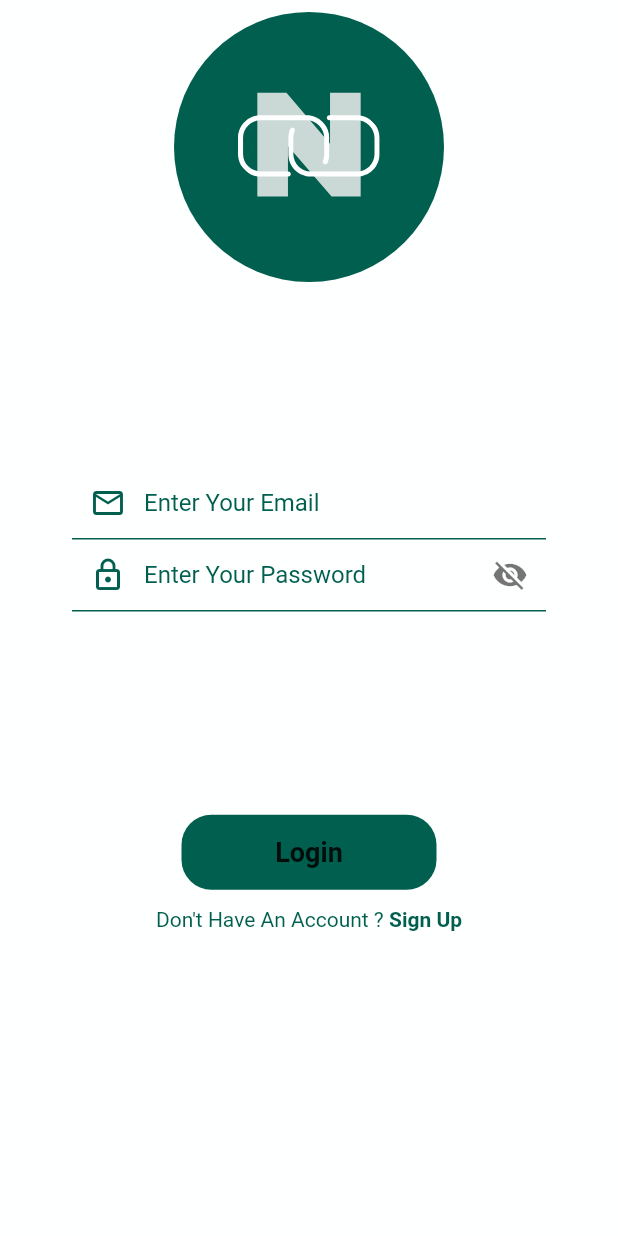
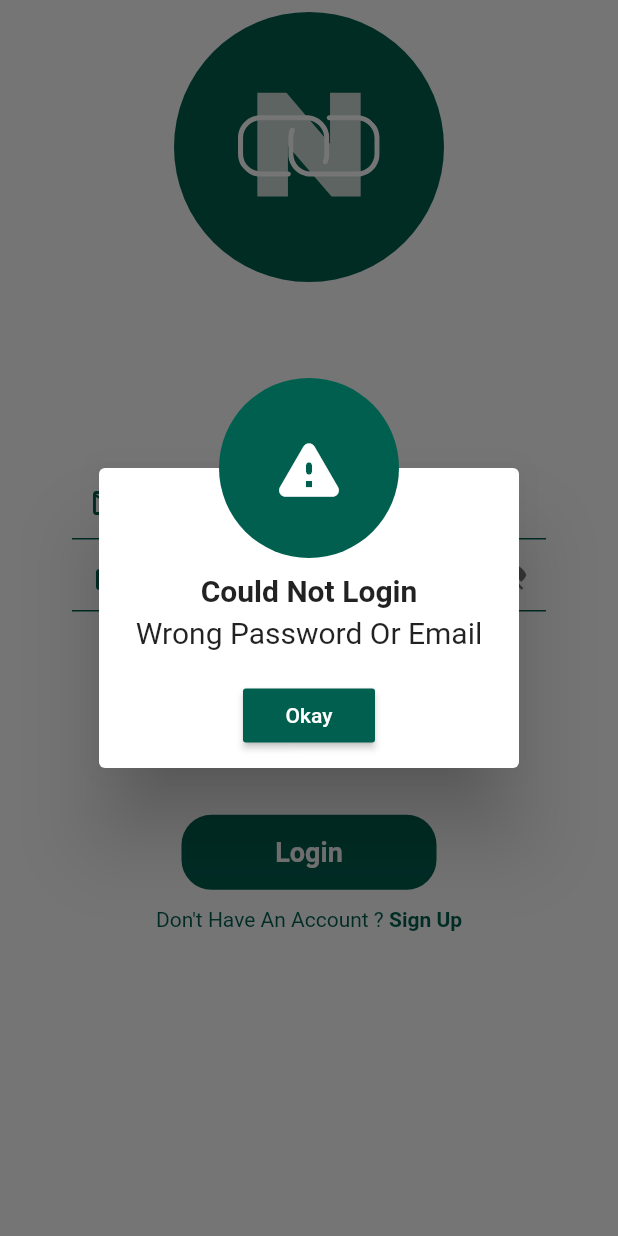
Before and after one commit to MajidRaimi/Nexus, a Flutter app: the LoginScreen screen opened directly, after a tap on "Login", on a phone screen of 412 x 824 dp. Run offline on Flutter 3.47's test engine with Material 2 defaults, Android fonts, the phone set to English and light mode, and no system bars; our stand-ins replace cloud_firestore, firebase_auth, firebase_core, flutter_svg, smooth_page_indicator; missing offline and left inert: spincircle_bottom_bar; accounts and stored records are empty.

Commit message:
Login / Sign Up

```diff
--- a/lib/main.dart
+++ b/lib/main.dart
@@ -27,7 +27,7 @@ class MyApp extends StatelessWidget {
         primaryColor: kMainColor,
         platform: TargetPlatform.iOS,
       ),
-      home: MainScreen(),
+      home: LoginScreen(),
     );
   }
 }
--- /dev/null
+++ b/lib/resources/authMethods.dart
@@ -0,0 +1,70 @@
+import 'package:cloud_firestore/cloud_firestore.dart';
+import 'package:firebase_auth/firebase_auth.dart';
+import 'package:flutter/material.dart';
+
+class AuthMethods {
+  final FirebaseAuth _auth = FirebaseAuth.instance;
+  final FirebaseFirestore _firestore = FirebaseFirestore.instance;
+
+  Future<String> signUpUser(
+      {required String fullName,
+      required String major,
+      required String phoneNumber,
+      required String email,
+      required String bio,
+      required String password,
+      required List<String> interestsList}) async {
+    String result = "Could Not Work";
+
+    try {
+      if (!(fullName.isNotEmpty &&
+          major.isEmpty &&
+          phoneNumber.isNotEmpty &&
+          email.isNotEmpty &&
+          password.isNotEmpty)) {
+        UserCredential credential = await _auth.createUserWithEmailAndPassword(
+          email: email,
+          password: password,
+        );
+
+        await _firestore.collection("users").doc(credential.user!.uid).set({
+          "User Id": credential.user!.uid,
+          "Full Name": fullName,
+          "Major": major,
+          "Phone Number": phoneNumber,
+          "Email": email,
+          "Bio": bio,
+          "Password": password,
+          "Interests": interestsList,
+          "Can Post": false,
+        });
+        result = "Success";
+      } else {
+        result = "One The The Felids Is Missing";
+      }
+    } on FirebaseAuthException catch (err) {
+      result = err.code;
+    } catch (e) {
+      result = e.toString();
+    }
+
+    return result;
+  }
+
+  Future<String> loginUser(String email, String password) async {
+    String result = "Could Not Work";
+
+    try {
+      if (!(email.isEmpty || password.isEmpty)) {
+        await _auth.signInWithEmailAndPassword(
+            email: email, password: password);
+        result = "Logged In User Successfully";
+      } else {
+        result = "Please Enter All The Fields";
+      }
+    } catch (err) {
+      result = err.toString();
+    }
+    return result;
+  }
+}
--- a/lib/screens/loginScreen.dart
+++ b/lib/screens/loginScreen.dart
@@ -1,8 +1,12 @@
 import 'package:flutter/material.dart';
 import 'package:flutter_svg/svg.dart';
+import 'package:nexus/screens/signUpScreen.dart';
 import 'package:nexus/utils/constants.dart';
 
+import '../resources/authMethods.dart';
+import '../utils/alertDialog.dart';
 import '../widgets/textInputField.dart';
+import 'mainScreen.dart';
 
 class LoginScreen extends StatefulWidget {
   LoginScreen({Key? key}) : super(key: key);
@@ -14,12 +18,38 @@ class LoginScreen extends StatefulWidget {
 class _LoginScreenState extends State<LoginScreen> {
   final _emailController = TextEditingController();
   final _passwordController = TextEditingController();
+  bool _isLoading = false;
 
   @override
   void dispose() {
     _emailController.dispose();
     _passwordController.dispose();
     super.dispose();
+  }
+
+  loginUser() async {
+    setState(() {
+      _isLoading = true;
+    });
+
+    String result = await AuthMethods()
+        .loginUser(_emailController.text, _passwordController.text);
+
+    setState(() {
+      _isLoading = false;
+    });
+
+    if (result == "Logged In User Successfully") {
+      Navigator.pushReplacement(
+        context,
+        MaterialPageRoute(
+          builder: (context) => const MainScreen(),
+        ),
+      );
+    } else {
+      showAdvanceDialog(context,
+          title: "Could Not Login", massage: "Wrong Password Or Email");
+    }
   }
 
   @override
@@ -77,15 +107,20 @@ class _LoginScreenState extends State<LoginScreen> {
               Padding(
                 padding: const EdgeInsets.all(12.0),
                 child: GestureDetector(
-                  onTap: () {},
+                  onTap: () async {
+                    await loginUser();
+                  },
                   child: Container(
                     width: 170,
                     height: 50,
-                    child: const Center(
-                      child: Text(
+                    child:  Center(
+                      child: _isLoading ? const CircularProgressIndicator(color: kBackgroundColor,) : const Text(
                         "Login",
                         style: TextStyle(
-                            fontSize: 18, fontWeight: FontWeight.w700),
+                          fontSize: 18,
+                          fontWeight: FontWeight.w700,
+                          color: kBackgroundColor,
+                        ),
                       ),
                     ),
                     decoration: BoxDecoration(
@@ -103,11 +138,20 @@ class _LoginScreenState extends State<LoginScreen> {
                     style: TextStyle(color: kMainColor),
                   ),
                   GestureDetector(
-                    onTap: () {},
+                    onTap: () {
+                      Navigator.push(
+                        context,
+                        MaterialPageRoute(
+                          builder: (context) => const SignUpScreen(),
+                        ),
+                      );
+                    },
                     child: const Text(
                       "Sign Up",
                       style: TextStyle(
-                          color: kMainColor, fontWeight: FontWeight.w700),
+                        color: kMainColor,
+                        fontWeight: FontWeight.w700,
+                      ),
                     ),
                   ),
                 ],
--- /dev/null
+++ b/lib/utils/alertDialog.dart
@@ -0,0 +1,14 @@
+import "package:flutter/material.dart";
+
+import '../widgets/advanceAlertDialog.dart';
+
+showAdvanceDialog(
+  context, {
+  String title = "Warning",
+  String massage = "Some Error Occurred",
+}) {
+  showDialog(
+    context: context,
+    builder: (context) => AdvanceCustomAlert(massage: massage, title: title),
+  );
+}
--- /dev/null
+++ b/lib/widgets/advanceAlertDialog.dart
@@ -0,0 +1,70 @@
+import 'package:flutter/material.dart';
+
+import '../utils/constants.dart';
+
+class AdvanceCustomAlert extends StatelessWidget {
+  const AdvanceCustomAlert(
+      {Key? key, required this.title, required this.massage})
+      : super(key: key);
+  final String title;
+  final String massage;
+  @override
+  Widget build(BuildContext context) {
+    return Dialog(
+      shape: RoundedRectangleBorder(borderRadius: BorderRadius.circular(4.0)),
+      child: Stack(
+        overflow: Overflow.visible,
+        alignment: Alignment.topCenter,
+        children: [
+          Container(
+            height: 200,
+            child: Padding(
+              padding: const EdgeInsets.fromLTRB(10, 70, 10, 10),
+              child: Column(
+                children: [
+                  Text(
+                    title,
+                    style: const TextStyle(
+                        fontWeight: FontWeight.bold, fontSize: 20),
+                  ),
+                  const SizedBox(
+                    height: 5,
+                  ),
+                  Text(
+                    massage,
+                    style: const TextStyle(fontSize: 20),
+                  ),
+                  const SizedBox(
+                    height: 20,
+                  ),
+                  RaisedButton(
+                    onPressed: () {
+                      Navigator.of(context).pop();
+                    },
+                    color: kMainColor,
+                    child: const Text(
+                      'Okay',
+                      style: TextStyle(color: kBackgroundColor),
+                    ),
+                  )
+                ],
+              ),
+            ),
+          ),
+          const Positioned(
+            top: -60,
+            child: CircleAvatar(
+              backgroundColor: kMainColor,
+              radius: 60,
+              child: Icon(
+                Icons.warning_rounded,
+                color: Colors.white,
+                size: 50,
+              ),
+            ),
+          ),
+        ],
+      ),
+    );
+  }
+}
--- a/lib/widgets/textInputField.dart
+++ b/lib/widgets/textInputField.dart
@@ -45,6 +45,7 @@ class TextFieldInput extends StatelessWidget {
             color: kMainColor, fontSize: 16, fontWeight: FontWeight.w400),
         contentPadding: const EdgeInsets.only(top: 14.0),
         prefixIcon: prefixIcon,
+        prefix: (keyboardType == TextInputType.number) ? Text("") : null,
         suffixIcon: (isPass) ? visibilityMethod() : null,
         suffix: Text(
           isOptional ? "Optional" : "*",
--- a/pubspec.yaml
+++ b/pubspec.yaml
@@ -37,6 +37,7 @@ dependencies:
   flutter_svg: ^1.0.3
   smooth_page_indicator: ^1.0.0+2
   spincircle_bottom_bar: ^2.0.0
+  uuid: ^3.0.6
 
 dev_dependencies:
   flutter_lints: ^1.0.0
```
Also changed, not shown: lib/screens/intrestsScreen.dart (+8 -8 lines), lib/screens/mainScreen.dart (+7 -4 lines), lib/screens/onBoardingScreen.dart (+15 -3 lines), lib/screens/signUpScreen.dart (+85 -11 lines), lib/utils/globals.dart (line endings or trailing spaces), pubspec.lock.
